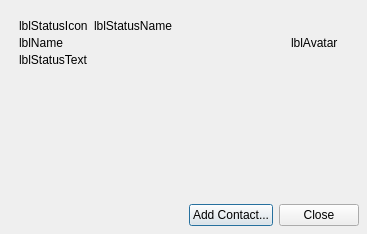
Above: src/plugins/metacontacts/metaprofiledialog.ui from silvansky/Contacts before the change. Below: the same form after it.
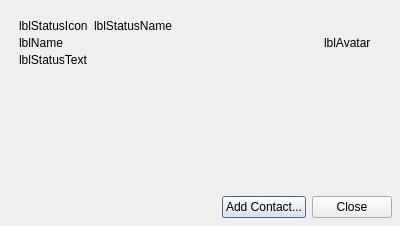
That is the form after the change. Custom widgets are drawn as their Qt base class.

Diff of the .ui file:
```diff
--- a/src/plugins/metacontacts/metaprofiledialog.ui
+++ b/src/plugins/metacontacts/metaprofiledialog.ui
@@ -6,10 +6,22 @@
    <rect>
     <x>0</x>
     <y>0</y>
-    <width>367</width>
-    <height>234</height>
+    <width>400</width>
+    <height>226</height>
    </rect>
   </property>
+  <property name="minimumSize">
+   <size>
+    <width>400</width>
+    <height>0</height>
+   </size>
+  </property>
+  <property name="maximumSize">
+   <size>
+    <width>600</width>
+    <height>16777215</height>
+   </size>
+  </property>
   <property name="windowTitle">
    <string>Information</string>
   </property>
@@ -130,8 +142,8 @@
           <rect>
            <x>0</x>
            <y>0</y>
-           <width>319</width>
-           <height>84</height>
+           <width>352</width>
+           <height>76</height>
           </rect>
          </property>
         </widget>
```
Left out of the diff: 6 changed lines with no effect on the pictures.
